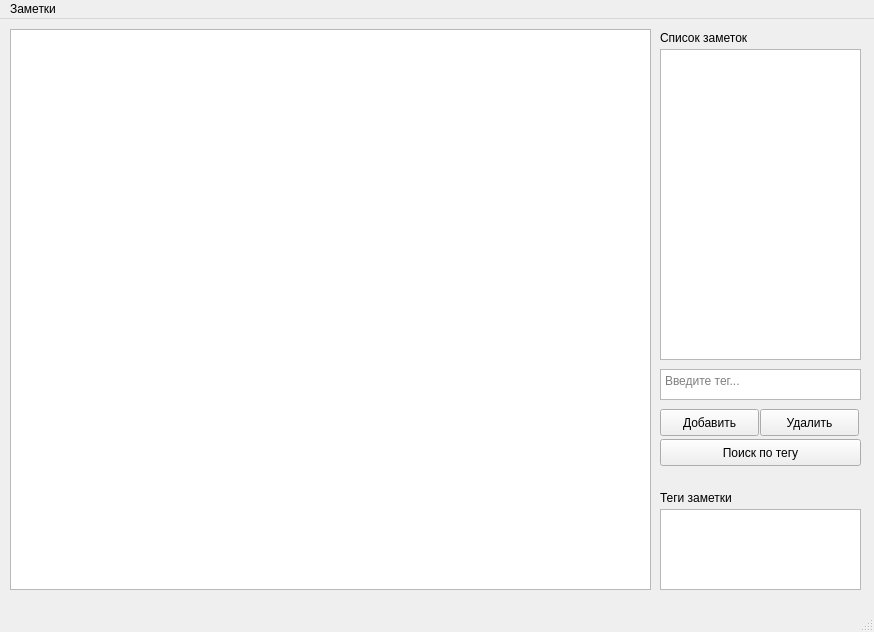
Qt form notes_gui.ui (goldarte/algo_notes) before a commit.
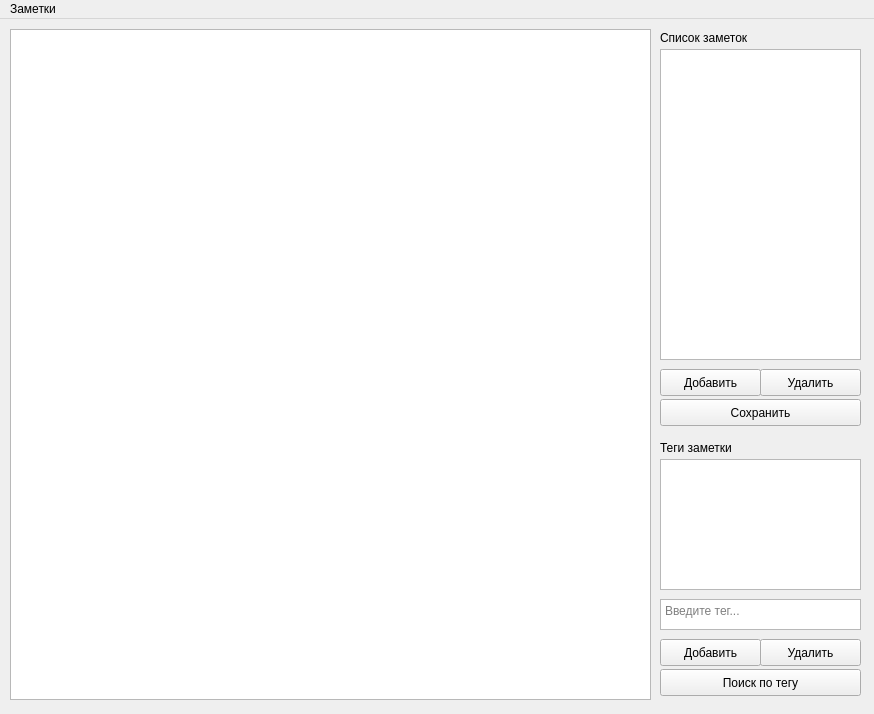
The same form after that commit.

Commit message: Add buttons for notes managing

The edit to the form file:
```diff
--- a/notes_gui.ui
+++ b/notes_gui.ui
@@ -7,7 +7,7 @@
     <x>0</x>
     <y>0</y>
     <width>874</width>
-    <height>632</height>
+    <height>714</height>
    </rect>
   </property>
   <property name="windowTitle">
@@ -20,7 +20,7 @@
       <x>10</x>
       <y>10</y>
       <width>641</width>
-      <height>561</height>
+      <height>671</height>
      </rect>
     </property>
    </widget>
@@ -28,7 +28,7 @@
     <property name="geometry">
      <rect>
       <x>660</x>
-      <y>350</y>
+      <y>580</y>
       <width>201</width>
       <height>31</height>
      </rect>
@@ -41,8 +41,8 @@
     <property name="geometry">
      <rect>
       <x>660</x>
-      <y>390</y>
-      <width>99</width>
+      <y>620</y>
+      <width>101</width>
       <height>27</height>
      </rect>
     </property>
@@ -77,8 +77,8 @@
     <property name="geometry">
      <rect>
       <x>760</x>
-      <y>390</y>
-      <width>99</width>
+      <y>620</y>
+      <width>101</width>
       <height>27</height>
      </rect>
     </property>
@@ -90,9 +90,9 @@
     <property name="geometry">
      <rect>
       <x>660</x>
-      <y>490</y>
+      <y>440</y>
       <width>201</width>
-      <height>81</height>
+      <height>131</height>
      </rect>
     </property>
    </widget>
@@ -100,7 +100,7 @@
     <property name="geometry">
      <rect>
       <x>660</x>
-      <y>470</y>
+      <y>420</y>
       <width>131</width>
       <height>17</height>
      </rect>
@@ -113,7 +113,7 @@
     <property name="geometry">
      <rect>
       <x>660</x>
-      <y>420</y>
+      <y>650</y>
       <width>201</width>
       <height>27</height>
      </rect>
@@ -122,8 +122,46 @@
      <string>Поиск по тегу</string>
     </property>
    </widget>
+   <widget class="QPushButton" name="pushButton">
+    <property name="geometry">
+     <rect>
+      <x>660</x>
+      <y>350</y>
+      <width>101</width>
+      <height>27</height>
+     </rect>
+    </property>
+    <property name="text">
+     <string>Добавить</string>
+    </property>
+   </widget>
+   <widget class="QPushButton" name="pushButton_2">
+    <property name="geometry">
+     <rect>
+      <x>760</x>
+      <y>350</y>
+      <width>101</width>
+      <height>27</height>
+     </rect>
+    </property>
+    <property name="text">
+     <string>Удалить</string>
+    </property>
+   </widget>
+   <widget class="QPushButton" name="pushButton_3">
+    <property name="geometry">
+     <rect>
+      <x>660</x>
+      <y>380</y>
+      <width>201</width>
+      <height>27</height>
+     </rect>
+    </property>
+    <property name="text">
+     <string>Сохранить</string>
+    </property>
+   </widget>
   </widget>
-  <widget class="QStatusBar" name="statusbar"/>
   <widget class="QMenuBar" name="menubar">
    <property name="geometry">
     <rect>
```
The commit also changes 1 other file.
